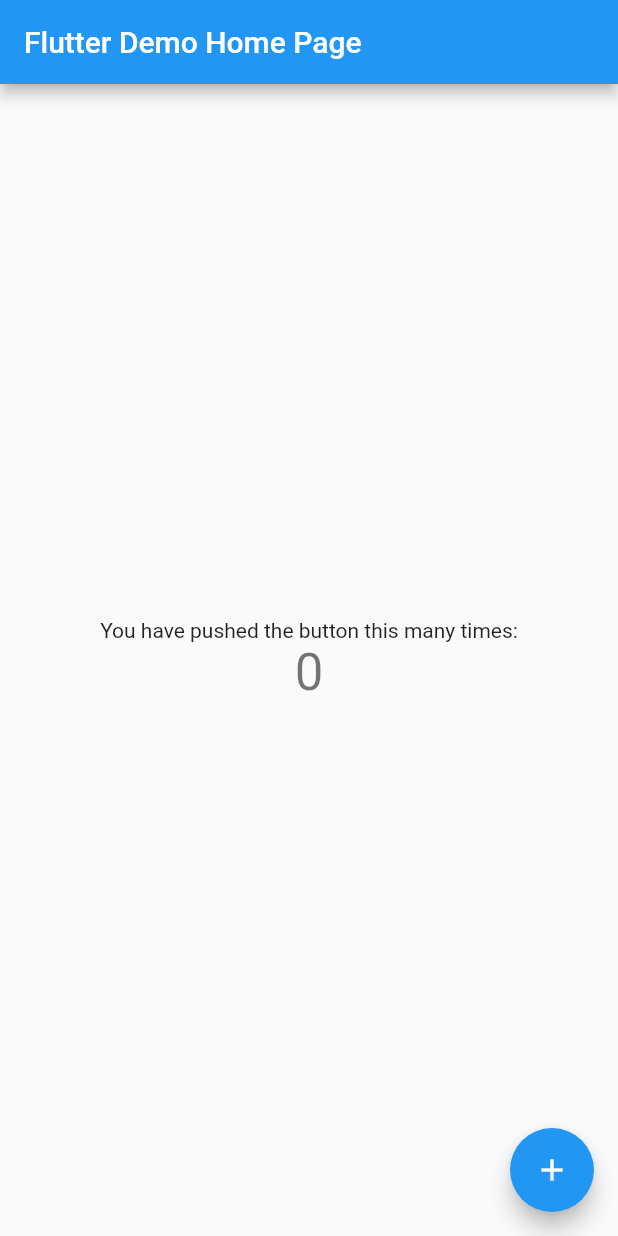
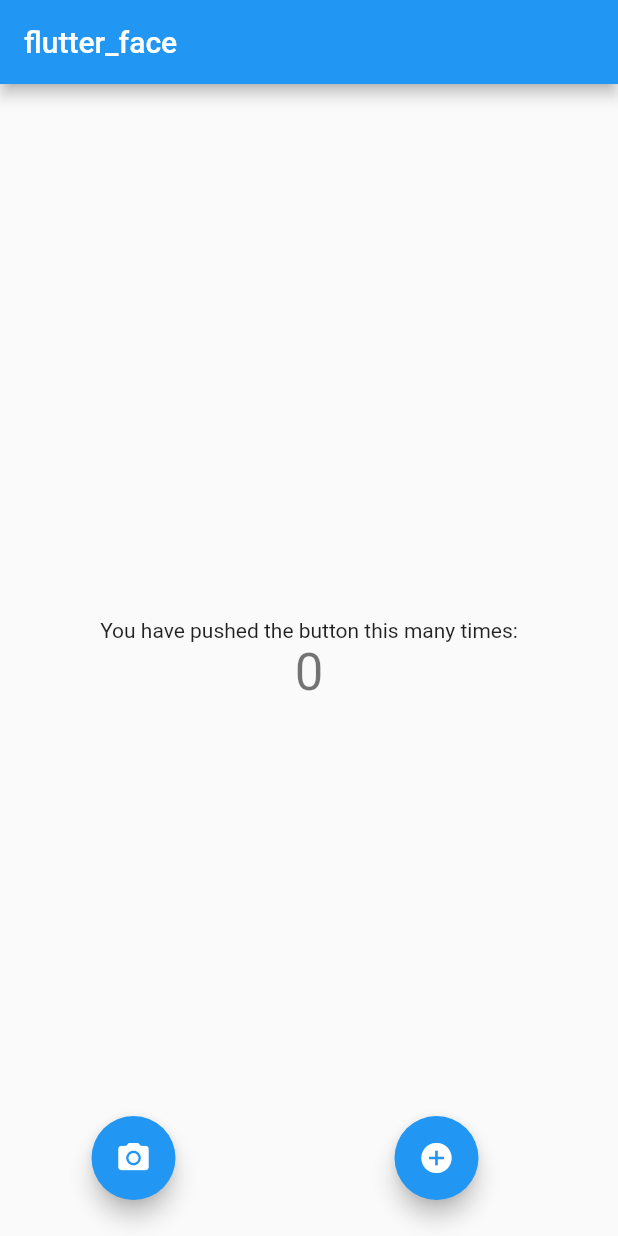
Before and after one commit to jinhuizxc/flutter_face, a Flutter app: the screen it shows after launch, on a phone screen of 412 x 824 dp. Run offline on Flutter 3.47's test engine with Material 2 defaults, Android fonts, the phone set to English and light mode, and no system bars.

Commit message:
底部button显示

```diff
--- a/lib/main.dart
+++ b/lib/main.dart
@@ -1,5 +1,8 @@
 import 'package:flutter/material.dart';
 
+/*
+ * flutter_face + 百度人脸识别;
+ */
 void main() => runApp(MyApp());
 
 class MyApp extends StatelessWidget {
@@ -8,17 +11,15 @@ class MyApp extends StatelessWidget {
     return MaterialApp(
       title: 'Flutter Demo',
       theme: ThemeData(
-
         primarySwatch: Colors.blue,
       ),
-      home: MyHomePage(title: 'Flutter Demo Home Page'),
+      home: MyHomePage(title: 'flutter_face'),
     );
   }
 }
 
 class MyHomePage extends StatefulWidget {
   MyHomePage({Key key, this.title}) : super(key: key);
-
 
   final String title;
 
@@ -41,7 +42,16 @@ class _MyHomePageState extends State<MyHomePage> {
       appBar: AppBar(
         title: Text(widget.title),
       ),
-      body: Center(
+      body: ContentBody(),
+      floatingActionButton: BottomBody(),
+    );
+  }
+
+  /*
+   * 显示主体内容;
+   */
+  Widget ContentBody() {
+    return Center(
       child: Column(
         mainAxisAlignment: MainAxisAlignment.center,
         children: <Widget>[
@@ -54,12 +64,25 @@ class _MyHomePageState extends State<MyHomePage> {
           ),
         ],
       ),
-      ),
-      floatingActionButton: FloatingActionButton(
+    );
+  }
+
+  /*
+   * 显示底部2个按钮
+   */
+  Widget BottomBody() {
+    return ButtonBar(alignment: MainAxisAlignment.spaceAround,
+        children: <Widget>[
+      FloatingActionButton(
         onPressed: _incrementCounter,
         tooltip: 'Increment',
-        child: Icon(Icons.add),
-      ), // This trailing comma makes auto-formatting nicer for build methods.
-    );
+        child: Icon(Icons.camera_alt),
+      ),
+      FloatingActionButton(
+        onPressed: _incrementCounter,
+        tooltip: 'Increment',
+        child: Icon(Icons.add_circle),
+      )
+    ]);
   }
 }
--- a/pubspec.yaml
+++ b/pubspec.yaml
@@ -23,6 +23,10 @@ dependencies:
   # The following adds the Cupertino Icons font to your application.
   # Use with the CupertinoIcons class for iOS style icons.
   cupertino_icons: ^0.1.2
+  # 图片选择库
+  image_picker: ^0.6.0+17
+  # 网络请求库
+  dio: ^2.1.13
 
 dev_dependencies:
   flutter_test:
```
Also changed, not shown: pubspec.lock. Lines whose indentation alone changed are shown as unchanged.
